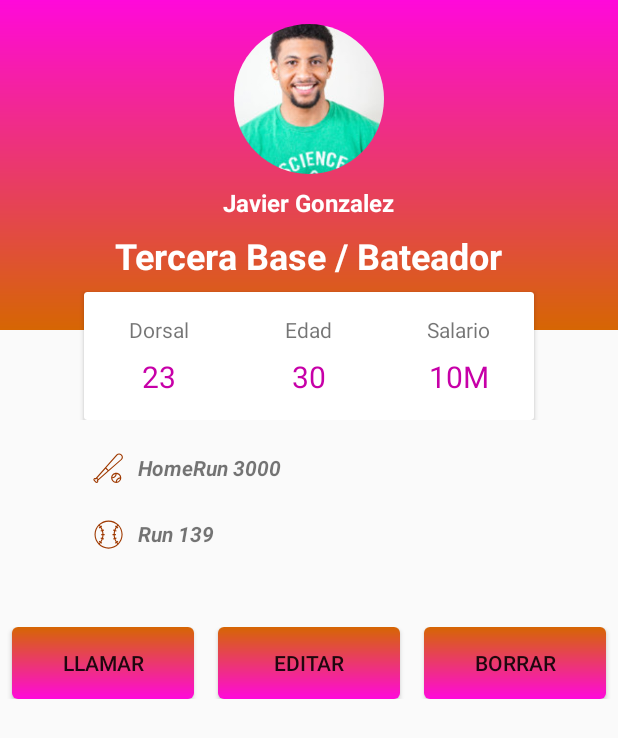
After one commit to ssaczkowski/baseballUI, an Android app: the ProfileActivity screen opened directly, with no data from a screen before it, on a phone screen of 412 x 824 dp. The commit adds this screen. Shown: the top 738 px of the screen. Run offline under Robolectric (Android 15) with nearby library versions, the phone set to English and light mode, and no system bars; our stand-ins replace CircleImageView.

Commit message:
Add profile

```diff
--- a/app/src/main/AndroidManifest.xml
+++ b/app/src/main/AndroidManifest.xml
@@ -25,7 +25,9 @@
             android:hardwareAccelerated="true"
             android:theme="@style/AppInicioTheme" />
         <activity android:name=".LoginActivity" />
-        <activity android:name=".Login2Activity"></activity>
+        <activity android:name=".Login2Activity" />
+        <activity android:name=".RegisterActivity" />
+        <activity android:name=".ProfileActivity"></activity>
     </application>
 
 </manifest>
--- /dev/null
+++ b/app/src/main/java/com/ssaczkowski/baseballui/ProfileActivity.kt
@@ -0,0 +1,12 @@
+package com.ssaczkowski.baseballui
+
+import android.support.v7.app.AppCompatActivity
+import android.os.Bundle
+
+class ProfileActivity : AppCompatActivity() {
+
+    override fun onCreate(savedInstanceState: Bundle?) {
+        super.onCreate(savedInstanceState)
+        setContentView(R.layout.activity_profile)
+    }
+}
--- a/app/src/main/res/drawable/gradient_button.xml
+++ b/app/src/main/res/drawable/gradient_button.xml
@@ -5,4 +5,7 @@
         android:startColor="@color/colorPrimary"
         android:endColor="@color/colorAccent"></gradient>
 
+    <corners android:radius="4dp"/>
+    <padding android:right="24dp" android:left="24dp" android:top="4dp" android:bottom="4dp"/>
+
 </shape>
--- /dev/null
+++ b/app/src/main/res/layout/activity_profile.xml
@@ -0,0 +1,194 @@
+<?xml version="1.0" encoding="utf-8"?>
+<LinearLayout xmlns:android="http://schemas.android.com/apk/res/android"
+    xmlns:app="http://schemas.android.com/apk/res-auto"
+    xmlns:tools="http://schemas.android.com/tools"
+    android:layout_width="match_parent"
+    android:layout_height="match_parent"
+    tools:context=".ProfileActivity"
+    android:orientation="vertical">
+
+    <RelativeLayout
+        android:layout_width="match_parent"
+        android:layout_height="280dp">
+        <RelativeLayout
+            android:layout_width="match_parent"
+            android:layout_height="220dp"
+            android:background="@drawable/gradient">
+        </RelativeLayout>
+
+        <de.hdodenhof.circleimageview.CircleImageView
+            android:layout_width="100dp"
+            android:layout_height="100dp"
+            android:layout_centerHorizontal="true"
+            android:layout_marginTop="16dp"
+            android:id="@+id/circle_image_activity_profile"
+            android:src="@drawable/man_profile"/>
+        <TextView
+            android:id="@+id/text_view_name_profile_activity"
+            android:layout_width="wrap_content"
+            android:layout_height="wrap_content"
+            android:layout_centerHorizontal="true"
+            android:layout_below="@+id/circle_image_activity_profile"
+            android:layout_marginTop="8dp"
+            android:text="Javier Gonzalez"
+            android:textColor="@color/textColorLight"
+            android:textStyle="bold"
+            android:textSize="16dp"/>
+        <TextView
+            android:id="@+id/text_view_position_profile_activity"
+            android:layout_width="wrap_content"
+            android:layout_height="wrap_content"
+            android:layout_centerHorizontal="true"
+            android:layout_below="@+id/text_view_name_profile_activity"
+            android:layout_marginTop="8dp"
+            android:text="@string/position"
+            android:textColor="@color/textColorLight"
+            android:textStyle="bold"
+            android:textSize="24dp"/>
+
+        <android.support.v7.widget.CardView
+            android:layout_width="300dp"
+            android:layout_height="100dp"
+            android:layout_below="@id/text_view_position_profile_activity"
+            android:layout_centerHorizontal="true"
+            android:layout_marginTop="8dp">
+
+            <LinearLayout
+                android:layout_width="match_parent"
+                android:layout_height="match_parent"
+                android:orientation="horizontal"
+                android:weightSum="3">
+                <LinearLayout
+                    android:layout_width="0dp"
+                    android:layout_weight="1"
+                    android:gravity="center"
+                    android:orientation="vertical"
+                    android:layout_height="match_parent">
+                    <TextView
+                        android:layout_width="wrap_content"
+                        android:layout_height="wrap_content"
+                        android:text="Dorsal"
+                        android:textSize="14dp"/>
+                    <TextView
+                        android:layout_width="wrap_content"
+                        android:layout_height="wrap_content"
+                        android:paddingTop="8dp"
+                        android:text="23"
+                        android:textColor="@color/colorPrimaryDark"
+                        android:textSize="20dp"/>
+                </LinearLayout>
+                <LinearLayout
+                    android:layout_width="0dp"
+                    android:layout_weight="1"
+                    android:gravity="center"
+                    android:orientation="vertical"
+                    android:layout_height="match_parent">
+                    <TextView
+                        android:layout_width="wrap_content"
+                        android:layout_height="wrap_content"
+                        android:text="Edad"
+                        android:textSize="14dp"/>
+                    <TextView
+                        android:layout_width="wrap_content"
+                        android:layout_height="wrap_content"
+                        android:paddingTop="8dp"
+                        android:text="30"
+                        android:textColor="@color/colorPrimaryDark"
+                        android:textSize="20dp"
+                        />
+                </LinearLayout>
+                <LinearLayout
+                    android:layout_width="0dp"
+                    android:layout_weight="1"
+                    android:gravity="center"
+                    android:orientation="vertical"
+                    android:layout_height="match_parent"
+                    >
+                    <TextView
+                        android:layout_width="wrap_content"
+                        android:layout_height="wrap_content"
+                        android:text="Salario"
+                        android:textSize="14dp"/>
+                    <TextView
+                        android:layout_width="wrap_content"
+                        android:layout_height="wrap_content"
+                        android:paddingTop="8dp"
+                        android:textColor="@color/colorPrimaryDark"
+                        android:text="10M"
+                        android:textSize="20dp"/>
+                </LinearLayout>
+            </LinearLayout>
+        </android.support.v7.widget.CardView>
+    </RelativeLayout>
+
+    <LinearLayout
+        android:layout_width="match_parent"
+        android:layout_height="wrap_content"
+        android:layout_gravity="center"
+        android:layout_marginTop="20dp"
+        android:orientation="horizontal"
+        android:paddingLeft="60dp">
+        <ImageView
+            android:tint="@color/colorAccentDark"
+            android:src="@drawable/ic_baseball_intro1"
+            android:layout_width="wrap_content"
+            android:layout_height="wrap_content"/>
+        <TextView
+            android:layout_width="match_parent"
+            android:layout_height="wrap_content"
+            android:layout_gravity="center"
+            android:paddingLeft="8dp"
+            android:text="HomeRun 3000"
+            android:textStyle="bold|italic"/>
+    </LinearLayout>
+    <LinearLayout
+        android:layout_width="match_parent"
+        android:layout_height="wrap_content"
+        android:layout_gravity="center"
+        android:layout_marginTop="20dp"
+        android:orientation="horizontal"
+        android:paddingLeft="60dp">
+        <ImageView
+            android:tint="@color/colorAccentDark"
+            android:src="@drawable/ic_baseball_intro2"
+            android:layout_width="wrap_content"
+            android:layout_height="wrap_content"/>
+        <TextView
+            android:layout_width="match_parent"
+            android:layout_height="wrap_content"
+            android:layout_gravity="center"
+            android:paddingLeft="8dp"
+            android:text="Run 139"
+            android:textStyle="bold|italic"/>
+    </LinearLayout>
+    <LinearLayout
+        android:layout_width="match_parent"
+        android:layout_height="wrap_content"
+        android:layout_marginTop="50dp"
+        android:orientation="horizontal">
+        <Button
+            android:layout_width="0dp"
+            android:layout_marginLeft="8dp"
+            android:layout_marginRight="8dp"
+            android:layout_weight="1"
+            android:layout_height="wrap_content"
+            android:text="@string/call"
+            android:background="@drawable/gradient_button"/>
+        <Button
+            android:layout_width="0dp"
+            android:layout_marginLeft="8dp"
+            android:layout_marginRight="8dp"
+            android:layout_weight="1"
+            android:layout_height="wrap_content"
+            android:text="@string/edit"
+            android:background="@drawable/gradient_button"/>
+        <Button
+            android:layout_width="0dp"
+            android:layout_marginLeft="8dp"
+            android:layout_marginRight="8dp"
+            android:layout_weight="1"
+            android:layout_height="wrap_content"
+            android:text="@string/delete"
+            android:background="@drawable/gradient_button"/>
+    </LinearLayout>
+</LinearLayout>
--- a/app/src/main/res/layout/header_navigation.xml
+++ b/app/src/main/res/layout/header_navigation.xml
@@ -15,7 +15,7 @@
     <TextView
         android:layout_width="wrap_content"
         android:layout_height="wrap_content"
-        android:text="Alejandro Gonzalez"
+        android:text="Javier Gonzalez"
         android:textStyle="bold"
         android:textColor="@color/textColorLight"
         android:layout_marginTop="4dp"/>
--- a/app/src/main/res/values/strings.xml
+++ b/app/src/main/res/values/strings.xml
@@ -17,4 +17,12 @@
     <string name="password">Contraseña</string>
     <string name="login_in">Iniciar Sesión</string>
     <string name="sign_in">Registrarse</string>
+    <string name="email_address">Dirección de Email</string>
+    <string name="retype_password">Repetir Contraseña</string>
+    <string name="register">Registro</string>
+    <string name="msg_register">¿ Ya eres miembro? Inicia sesión aquí</string>
+    <string name="position">Tercera Base / Bateador</string>
+    <string name="call">Llamar</string>
+    <string name="edit">Editar</string>
+    <string name="delete">Borrar</string>
 </resources>
```
Also changed, not shown: app/src/main/java/com/ssaczkowski/baseballui/RegisterActivity.kt (added, +12 -0 lines), app/src/main/res/layout/activity_register.xml (added, +68 -0 lines), app/src/main/res/values/styles.xml (+8 -1 lines), 1 other file.
